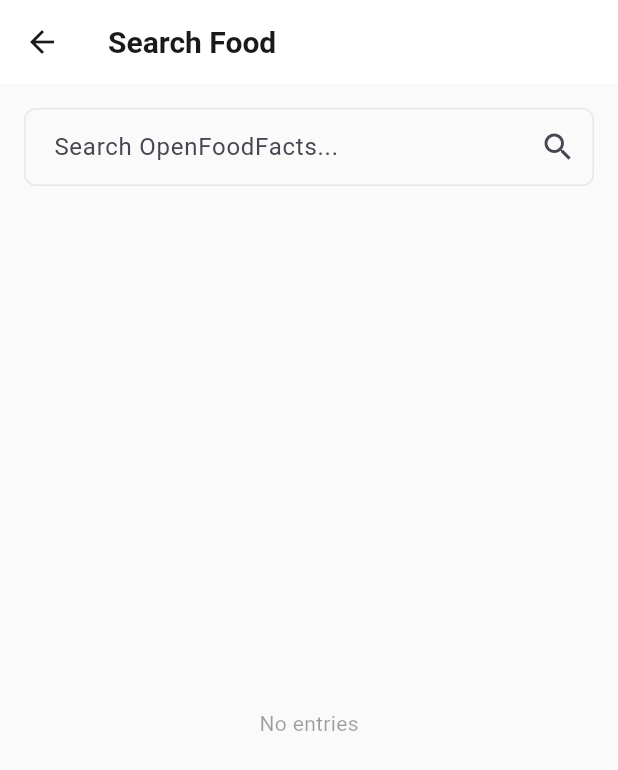
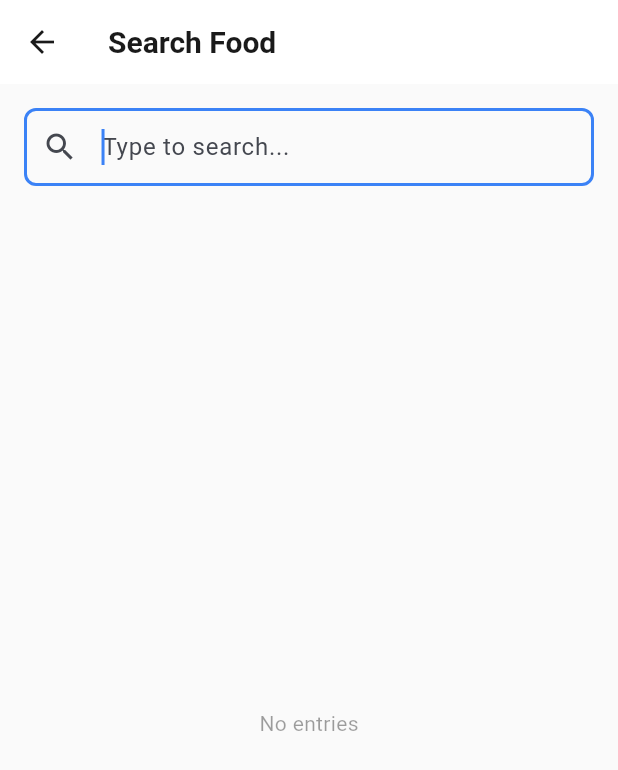
Before and after one commit to DerMoha/Sophis, a Flutter app: the FoodSearchScreen screen opened directly with empty values, on a phone screen of 412 x 824 dp. Shown: the top 770 px of the screen. Run offline on Flutter 3.47's test engine with Material 3 defaults, Android fonts, the light colour scheme and no system bars; our stand-ins replace fl_chart, shared_preferences; missing offline and left inert: mobile_scanner; accounts and stored records are empty; generated files the repository leaves out were written again.

Commit message:
feat: add debounced live search to food search

```diff
--- a/lib/screens/food_search_screen.dart
+++ b/lib/screens/food_search_screen.dart
@@ -1,3 +1,4 @@
+import 'dart:async';
 import 'package:flutter/material.dart';
 import 'package:provider/provider.dart';
 import '../l10n/generated/app_localizations.dart';
@@ -22,15 +23,43 @@ class _FoodSearchScreenState extends State<FoodSearchScreen> {
   List<FoodItem> _results = [];
   bool _isLoading = false;
   String? _error;
+  Timer? _debounce;
+
+  @override
+  void initState() {
+    super.initState();
+    // Listen to text changes for live search
+    _searchController.addListener(_onSearchChanged);
+  }
 
   @override
   void dispose() {
+    _debounce?.cancel();
+    _searchController.removeListener(_onSearchChanged);
     _searchController.dispose();
     super.dispose();
   }
 
-  Future<void> _search() async {
+  void _onSearchChanged() {
+    // Cancel previous timer
+    _debounce?.cancel();
+
     final query = _searchController.text.trim();
+
+    // Start searching after 2+ characters with 300ms debounce
+    if (query.length >= 2) {
+      _debounce = Timer(const Duration(milliseconds: 300), () {
+        _search(query);
+      });
+    } else if (query.isEmpty) {
+      setState(() {
+        _results = [];
+        _error = null;
+      });
+    }
+  }
+
+  Future<void> _search(String query) async {
     if (query.isEmpty) return;
 
     setState(() {
@@ -40,15 +69,20 @@ class _FoodSearchScreenState extends State<FoodSearchScreen> {
 
     try {
       final results = await _service.search(query);
+      // Only update if query hasn't changed
+      if (_searchController.text.trim() == query) {
         setState(() {
           _results = results;
           _isLoading = false;
         });
+      }
     } catch (e) {
+      if (_searchController.text.trim() == query) {
         setState(() {
           _error = e.toString();
           _isLoading = false;
         });
+      }
     }
   }
 
@@ -125,14 +159,28 @@ class _FoodSearchScreenState extends State<FoodSearchScreen> {
             padding: const EdgeInsets.all(16),
             child: TextField(
               controller: _searchController,
+              autofocus: true,
               decoration: InputDecoration(
-                hintText: 'Search OpenFoodFacts...',
-                suffixIcon: IconButton(
-                  icon: const Icon(Icons.search),
-                  onPressed: _search,
+                hintText: 'Type to search...',
+                prefixIcon: const Icon(Icons.search),
+                suffixIcon: _isLoading
+                    ? const Padding(
+                        padding: EdgeInsets.all(12),
+                        child: SizedBox(
+                          width: 20,
+                          height: 20,
+                          child: CircularProgressIndicator(strokeWidth: 2),
                         ),
+                      )
+                    : _searchController.text.isNotEmpty
+                        ? IconButton(
+                            icon: const Icon(Icons.clear),
+                            onPressed: () {
+                              _searchController.clear();
+                            },
+                          )
+                        : null,
               ),
-              onSubmitted: (_) => _search(),
             ),
           ),
           if (_isLoading)
```
Lines whose indentation alone changed are shown as unchanged.
